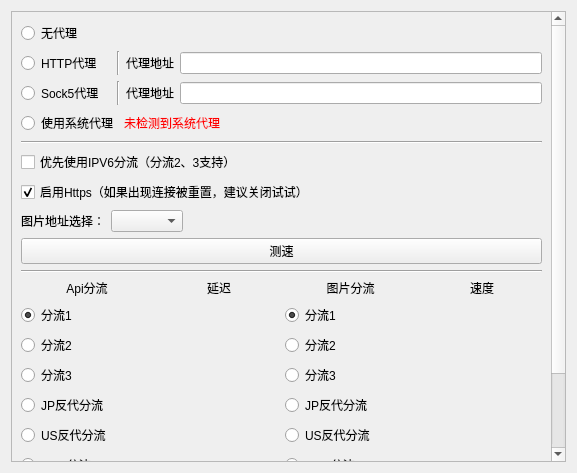
tonquer/picacg-qt, file ui/component/ui_login_proxy_widget.ui: the form before one commit.
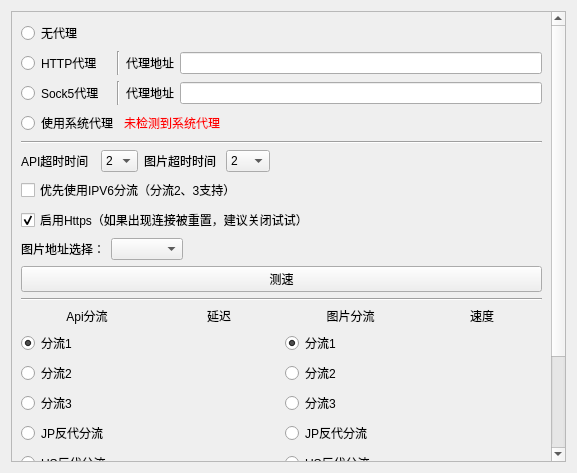
The form after the commit. Custom widgets are drawn as their Qt base class.

Patch:
```diff
--- a/ui/component/ui_login_proxy_widget.ui
+++ b/ui/component/ui_login_proxy_widget.ui
@@ -34,7 +34,7 @@
         <x>0</x>
         <y>0</y>
         <width>540</width>
-        <height>512</height>
+        <height>541</height>
        </rect>
       </property>
       <layout class="QVBoxLayout" name="verticalLayout">
@@ -192,6 +192,85 @@
          </property>
         </widget>
        </item>
+       <item>
+        <layout class="QHBoxLayout" name="horizontalLayout_4">
+         <item>
+          <widget class="QLabel" name="label_12">
+           <property name="text">
+            <string>API超时时间  </string>
+           </property>
+          </widget>
+         </item>
+         <item>
+          <widget class="WheelComboBox" name="apiTimeout">
+           <item>
+            <property name="text">
+             <string>2</string>
+            </property>
+           </item>
+           <item>
+            <property name="text">
+             <string>5</string>
+            </property>
+           </item>
+           <item>
+            <property name="text">
+             <string>7</string>
+            </property>
+           </item>
+          </widget>
+         </item>
+         <item>
+          <widget class="QLabel" name="label_10">
+           <property name="text">
+            <string>图片超时时间 </string>
+           </property>
+          </widget>
+         </item>
+         <item>
+          <widget class="WheelComboBox" name="imgTimeout">
+           <item>
+            <property name="text">
+             <string>2</string>
+            </property>
+           </item>
+           <item>
+            <property name="text">
+             <string>5</string>
+            </property>
+           </item>
+           <item>
+            <property name="text">
+             <string>7</string>
+            </property>
+           </item>
+           <item>
+            <property name="text">
+             <string>10</string>
+            </property>
+           </item>
+           <item>
+            <property name="text">
+             <string>15</string>
+            </property>
+           </item>
+          </widget>
+         </item>
+         <item>
+          <spacer name="horizontalSpacer_4">
+           <property name="orientation">
+            <enum>Qt::Horizontal</enum>
+           </property>
+           <property name="sizeHint" stdset="0">
+            <size>
+             <width>40</width>
+             <height>20</height>
+            </size>
+           </property>
+          </spacer>
+         </item>
+        </layout>
+       </item>
        <item>
         <layout class="QHBoxLayout" name="horizontalLayout_2">
          <item>
```
Left out of the diff: 9 changed lines with no effect on the pictures.
